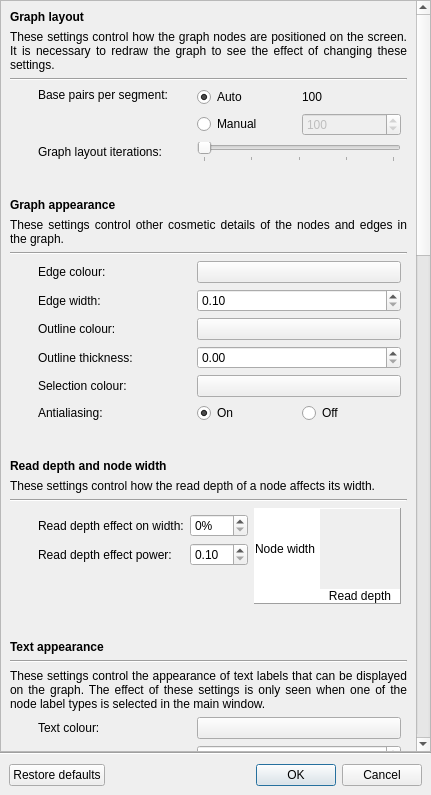
Qt form ui/settingsdialog.ui (rrwick/Bandage) before a commit.
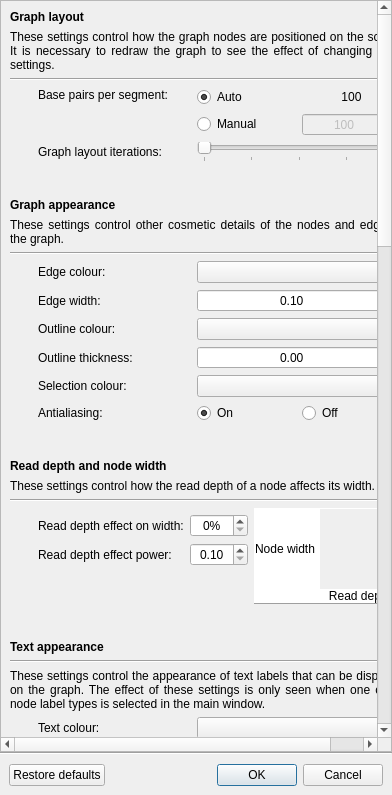
The same form after that commit. Custom widgets are drawn as their Qt base class.

Commit message: Centre text in settings spin boxes and labels

Diff of the .ui file:
```diff
--- a/ui/settingsdialog.ui
+++ b/ui/settingsdialog.ui
@@ -6,7 +6,7 @@
    <rect>
     <x>0</x>
     <y>0</y>
-    <width>431</width>
+    <width>392</width>
     <height>795</height>
    </rect>
   </property>
@@ -37,8 +37,8 @@
      <widget class="QWidget" name="scrollAreaWidgetContents">
       <property name="geometry">
        <rect>
-        <x>-10</x>
-        <y>-1379</y>
+        <x>0</x>
+        <y>-287</y>
         <width>497</width>
         <height>2779</height>
        </rect>
@@ -641,6 +641,9 @@
             <property name="text">
              <string>100</string>
             </property>
+            <property name="alignment">
+             <set>Qt::AlignCenter</set>
+            </property>
            </widget>
           </item>
           <item row="1" column="1">
@@ -654,6 +657,9 @@
               <verstretch>0</verstretch>
              </sizepolicy>
             </property>
+            <property name="alignment">
+             <set>Qt::AlignCenter</set>
+            </property>
             <property name="minimum">
              <number>1</number>
             </property>
@@ -1313,6 +1319,9 @@
               <verstretch>0</verstretch>
              </sizepolicy>
             </property>
+            <property name="alignment">
+             <set>Qt::AlignCenter</set>
+            </property>
             <property name="suffix">
              <string>%</string>
             </property>
@@ -1338,6 +1347,9 @@
               <verstretch>0</verstretch>
              </sizepolicy>
             </property>
+            <property name="alignment">
+             <set>Qt::AlignCenter</set>
+            </property>
             <property name="minimum">
              <double>0.100000000000000</double>
             </property>
@@ -1893,6 +1905,9 @@
            <verstretch>0</verstretch>
           </sizepolicy>
          </property>
+         <property name="alignment">
+          <set>Qt::AlignCenter</set>
+         </property>
          <property name="maximum">
           <double>2.000000000000000</double>
          </property>
@@ -2194,6 +2209,9 @@
            <verstretch>0</verstretch>
           </sizepolicy>
          </property>
+         <property name="alignment">
+          <set>Qt::AlignCenter</set>
+         </property>
          <property name="minimum">
           <double>0.100000000000000</double>
          </property>
@@ -2430,6 +2448,9 @@
            <verstretch>0</verstretch>
           </sizepolicy>
          </property>
+         <property name="alignment">
+          <set>Qt::AlignCenter</set>
+         </property>
          <property name="maximum">
           <double>1000.000000000000000</double>
          </property>
```
Left out of the diff: 219 changed lines with no effect on the pictures.
